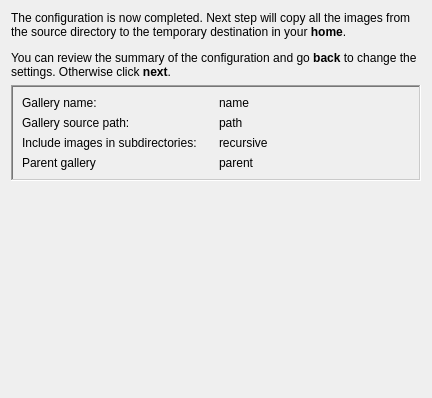
Above: trunk/src/widgets/wizard/summarypage.ui from BackupTheBerlios/galerist-svn before the change. Below: the same form after it.
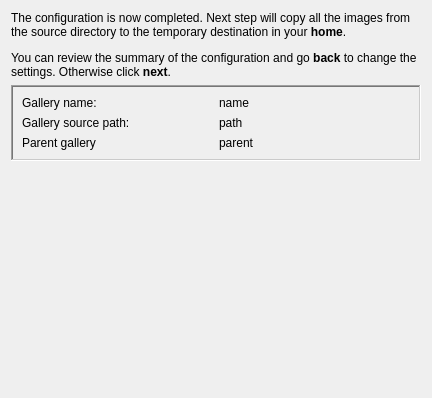
That is the form after the change.

What changed in the file:
```diff
--- a/trunk/src/widgets/wizard/summarypage.ui
+++ b/trunk/src/widgets/wizard/summarypage.ui
@@ -48,13 +48,6 @@
           </property>
          </widget>
         </item>
-        <item>
-         <widget class="QLabel" name="label_4" >
-          <property name="text" >
-           <string>Include images in subdirectories:</string>
-          </property>
-         </widget>
-        </item>
         <item>
          <widget class="QLabel" name="label_5" >
           <property name="text" >
@@ -80,13 +73,6 @@
           </property>
          </widget>
         </item>
-        <item>
-         <widget class="QLabel" name="recursiveLabel" >
-          <property name="text" >
-           <string>recursive</string>
-          </property>
-         </widget>
-        </item>
         <item>
          <widget class="QLabel" name="parentLabel" >
           <property name="text" >
```
